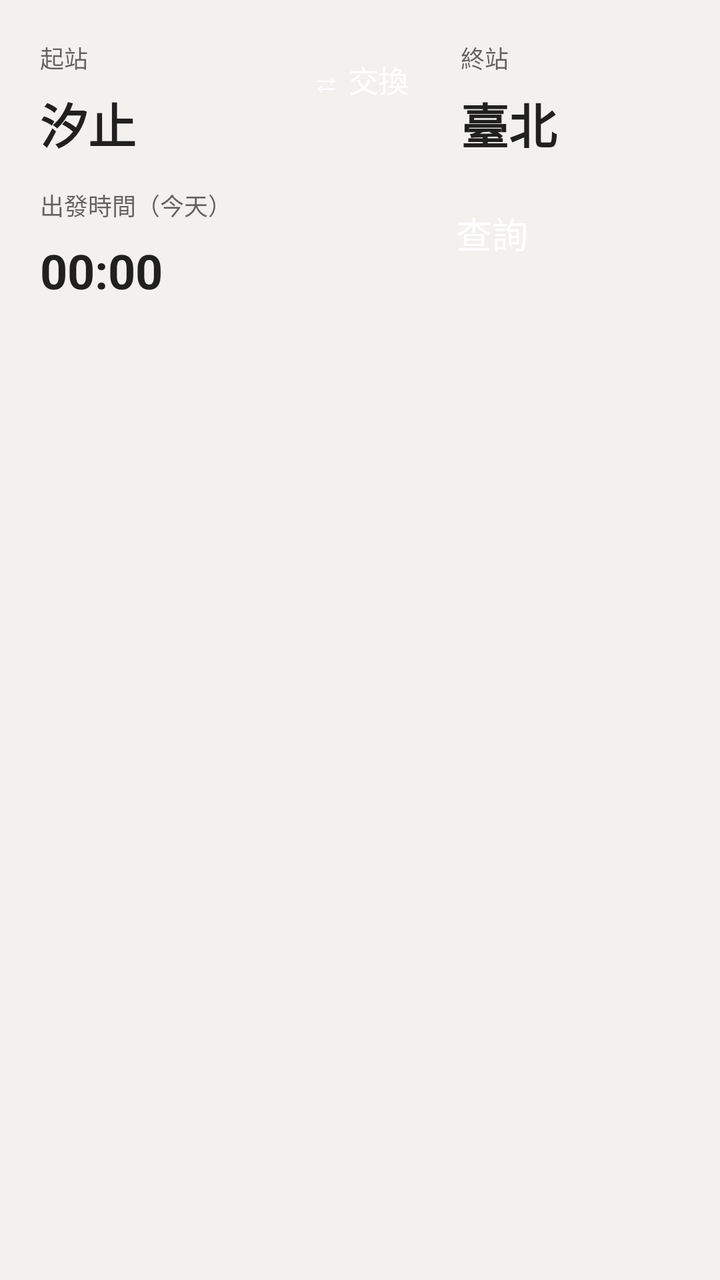
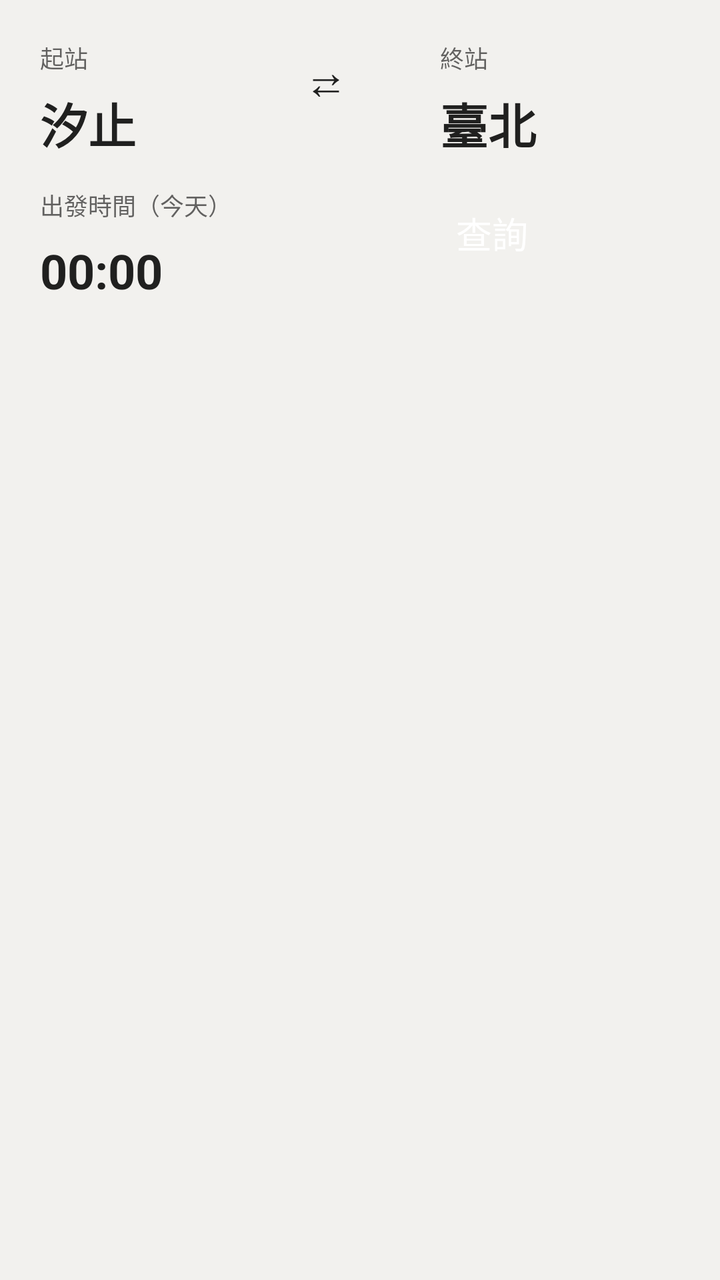

Before-and-after screenshots of an Android layout around one commit, followed by the original layout XML and the change that was made.
<!-- AndroidManifest.xml: application theme AppTheme -->
<!-- res/layout/activity_main.xml -->
<?xml version="1.0" encoding="utf-8"?>
<LinearLayout xmlns:android="http://schemas.android.com/apk/res/android"
    android:layout_width="match_parent"
    android:layout_height="match_parent"
    android:orientation="vertical">

    
    <LinearLayout
        android:layout_width="match_parent"
        android:layout_height="wrap_content"
        android:orientation="vertical"
        android:paddingLeft="20dp"
        android:paddingRight="20dp"
        android:paddingTop="20dp"
        android:paddingBottom="8dp">

        <LinearLayout
            android:layout_width="match_parent"
            android:layout_height="wrap_content"
            android:orientation="horizontal"
            android:gravity="center_vertical">

            <LinearLayout
                android:layout_width="0dp"
                android:layout_height="wrap_content"
                android:layout_weight="1"
                android:orientation="vertical">
                <TextView style="@style/FieldLabel" android:text="起站" />
                <TextView android:id="@+id/from" style="@style/FieldValue" android:text="汐止" />
            </LinearLayout>

            <Button
                android:id="@+id/swap"
                android:layout_width="wrap_content"
                android:layout_height="48dp"
                android:minWidth="0dp"
                android:minHeight="0dp"
                android:paddingLeft="14dp"
                android:paddingRight="14dp"
                android:text="⇄ 交換"
                android:textSize="15sp"
                android:textColor="@color/on_accent"
                android:backgroundTint="@color/accent"
                android:contentDescription="交換起站和終站" />

            <LinearLayout
                android:layout_width="0dp"
                android:layout_height="wrap_content"
                android:layout_weight="1"
                android:orientation="vertical"
                android:paddingLeft="12dp">
                <TextView style="@style/FieldLabel" android:text="終站" />
                <TextView android:id="@+id/to" style="@style/FieldValue" android:text="臺北" />
            </LinearLayout>
        </LinearLayout>

        <LinearLayout
            android:layout_width="match_parent"
            android:layout_height="wrap_content"
            android:layout_marginTop="8dp"
            android:orientation="horizontal"
            android:gravity="bottom">

            <LinearLayout
                android:layout_width="0dp"
                android:layout_height="wrap_content"
                android:layout_weight="1"
                android:orientation="vertical">
                <TextView style="@style/FieldLabel" android:text="出發時間（今天）" />
                <TextView android:id="@+id/time" style="@style/FieldValue" android:text="00:00" />
            </LinearLayout>

            <Button
                android:id="@+id/query"
                android:layout_width="wrap_content"
                android:layout_height="56dp"
                android:minWidth="112dp"
                android:text="查詢"
                android:textSize="18sp"
                android:textColor="@color/on_accent"
                android:backgroundTint="@color/accent" />
        </LinearLayout>
    </LinearLayout>

    <TextView
        android:id="@+id/status"
        android:layout_width="match_parent"
        android:layout_height="wrap_content"
        android:paddingLeft="20dp"
        android:paddingRight="20dp"
        android:paddingBottom="6dp"
        android:textSize="13sp"
        android:textColor="?android:attr/textColorSecondary" />

    <ListView
        android:id="@+id/list"
        android:layout_width="match_parent"
        android:layout_height="0dp"
        android:layout_weight="1"
        android:divider="@android:color/transparent"
        android:dividerHeight="6dp"
        android:paddingLeft="12dp"
        android:paddingRight="12dp"
        android:paddingBottom="12dp"
        android:clipToPadding="false" />
</LinearLayout>
<!-- resources referenced by this layout -->
<resources>
  <color name="accent">#1F5AA6</color>
  <color name="on_accent">#FFFFFF</color>
  <style name="FieldLabel">
          <item name="android:layout_width">wrap_content</item>
          <item name="android:layout_height">wrap_content</item>
          <item name="android:textSize">12sp</item>
          <item name="android:textColor">?android:attr/textColorSecondary</item>
      </style>
  <style name="FieldValue">
          <item name="android:layout_width">match_parent</item>
          <item name="android:layout_height">wrap_content</item>
          <item name="android:minHeight">48dp</item>
          <item name="android:gravity">center_vertical</item>
          <item name="android:textSize">24sp</item>
          <item name="android:textStyle">bold</item>
          <item name="android:textColor">?android:attr/textColorPrimary</item>
          <item name="android:background">?android:attr/selectableItemBackground</item>
      </style>
  <style name="AppTheme" parent="android:Theme.Material.Light.NoActionBar">
          <item name="android:windowBackground">@color/bg</item>
          <item name="android:statusBarColor">@color/bg</item>
          <item name="android:navigationBarColor">@color/bg</item>
          <item name="android:windowLightStatusBar">true</item>
          <item name="android:windowLightNavigationBar">true</item>
          <item name="android:colorAccent">@color/accent</item>
      </style>
  <color name="bg">#F2F1EE</color>
</resources>

<!-- the commit's change to res/layout/activity_main.xml (unified diff, before → after) -->
@@ -31,17 +31,11 @@
 
             <Button
                 android:id="@+id/swap"
-                android:layout_width="wrap_content"
-                android:layout_height="48dp"
-                android:minWidth="0dp"
-                android:minHeight="0dp"
-                android:paddingLeft="14dp"
-                android:paddingRight="14dp"
-                android:text="⇄ 交換"
-                android:textSize="15sp"
-                android:textColor="@color/on_accent"
-                android:backgroundTint="@color/accent"
-                android:contentDescription="交換起站和終站" />
+                android:layout_width="56dp"
+                android:layout_height="56dp"
+                android:text="⇄"
+                android:textSize="22sp"
+                android:contentDescription="起訖站對調" />
 
             <LinearLayout
                 android:layout_width="0dp"
